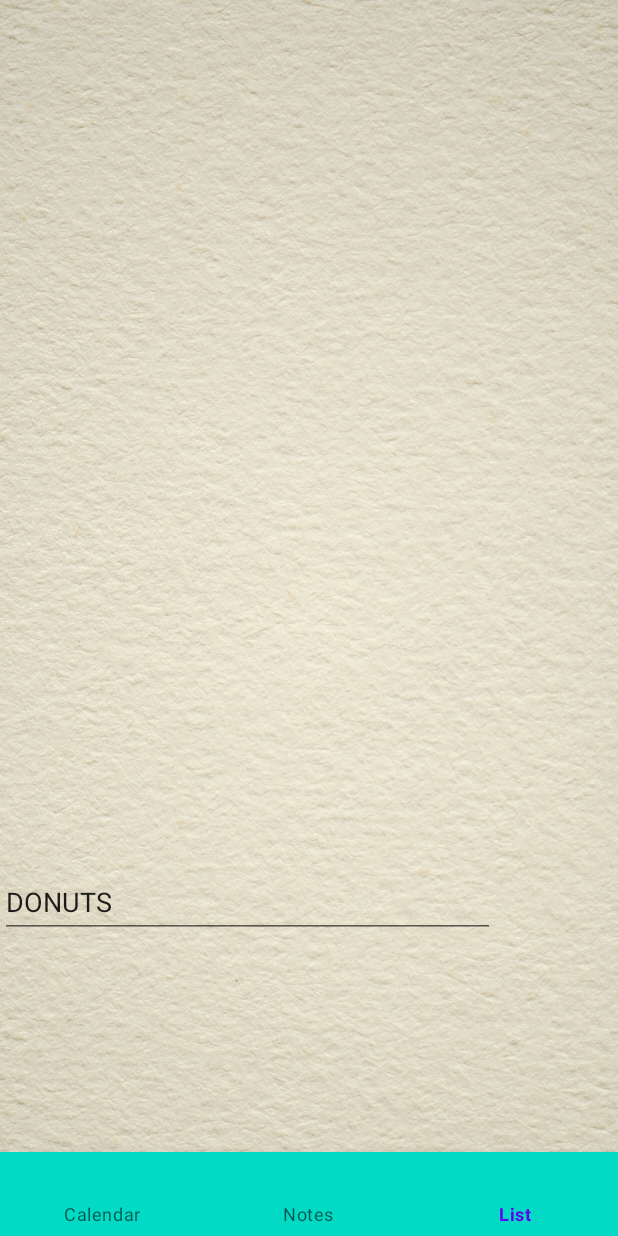
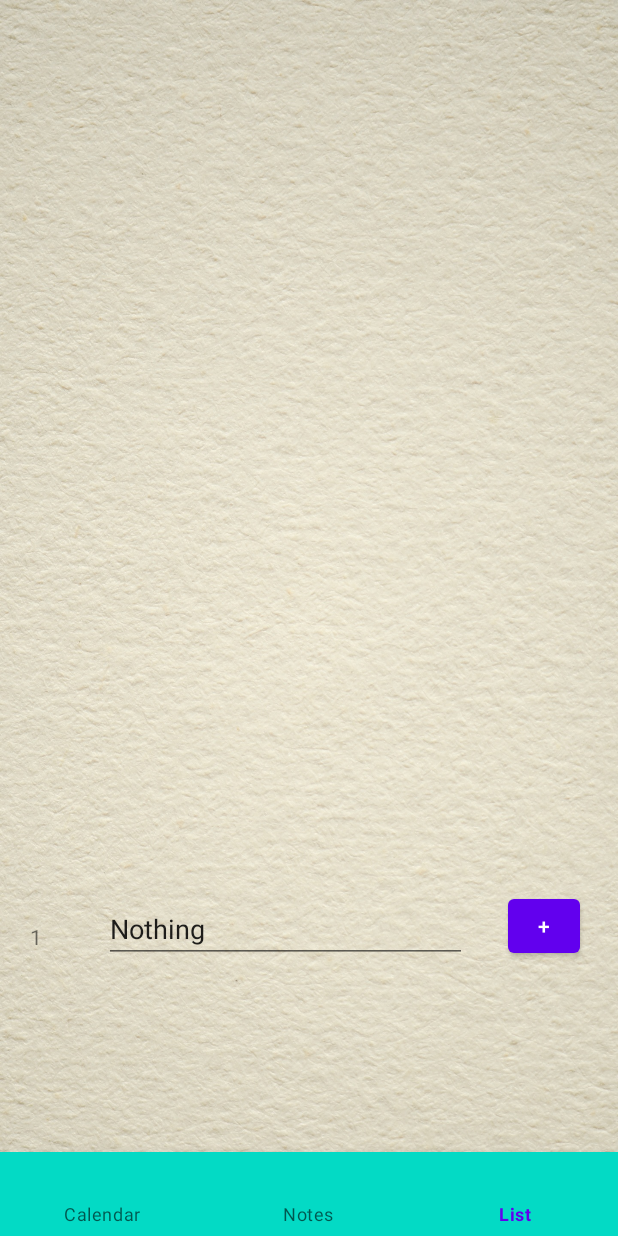
Before and after one commit to Lirika19/Practic, an Android app: the screen it shows after launch (MainActivity), item 3 of the bottom bar chosen, on a phone screen of 412 x 824 dp. Run offline under Robolectric (Android 15) with nearby library versions, the phone set to English and light mode, and no system bars; our stand-ins replace Room's generated code, data binding, navigation-ui.

Commit message:
1.2 Notes UI + DB

```diff
--- a/app/src/main/java/com/pop/practic/repository/Repository.java
+++ b/app/src/main/java/com/pop/practic/repository/Repository.java
@@ -2,10 +2,18 @@ package com.pop.practic.repository;
 
 import android.content.Context;
 
+import androidx.annotation.NonNull;
+import androidx.annotation.Nullable;
 import androidx.room.Room;
 
 import com.pop.practic.repository.room.notes.Note;
 import com.pop.practic.repository.room.notes.NoteDB;
+
+import java.util.ArrayList;
+import java.util.Collection;
+import java.util.Iterator;
+import java.util.List;
+import java.util.ListIterator;
 
 public class Repository {
     private Context context;
@@ -13,8 +21,13 @@ public class Repository {
     public Repository(Context context){
         this.context = context;
         noteDB = Room.databaseBuilder(context,NoteDB.class, "database-name").allowMainThreadQueries().build();
-        Note note = new Note();
-        note.title="DONUTS";
+        Note note =  new Note();
+        List<Note> notes = new ArrayList<>() ;
+        notes = noteDB.noteDAO().getByTitle("Nothing");
+        for (Note n:notes){
+            noteDB.noteDAO().deleteNote(n);
+        }
+        note.title ="Nothing";
         noteDB.noteDAO().insertAll(note);
     }
 
--- a/app/src/main/java/com/pop/practic/repository/room/notes/NoteDAO.java
+++ b/app/src/main/java/com/pop/practic/repository/room/notes/NoteDAO.java
@@ -19,6 +19,9 @@ public interface NoteDAO {
     @Query("SELECT * FROM note")
     List<Note> getAll();
 
+    @Query("SELECT * FROM note WHERE title IN(:title)")
+    List<Note> getByTitle(String title);
+
     @Update
     public void updateUsers(Note... notes);
 }
--- a/app/src/main/java/com/pop/practic/ui/list/adapters/NotesAdapter.java
+++ b/app/src/main/java/com/pop/practic/ui/list/adapters/NotesAdapter.java
@@ -1,6 +1,7 @@
 package com.pop.practic.ui.list.adapters;
 
 import android.content.Context;
+import android.util.Log;
 import android.view.LayoutInflater;
 import android.view.View;
 import android.view.ViewGroup;
@@ -21,12 +22,14 @@ public class NotesAdapter extends RecyclerView.Adapter<NotesAdapter.ViewHolder>
 
     Repository repository;
     public static class ViewHolder extends RecyclerView.ViewHolder {
+        private final TextView getTextView;
         private final TextView textView;
         private final Button button;
         public ViewHolder(View view) {
             super(view);
             button  = view.findViewById(R.id.item_row_note_button);
-            textView = view.findViewById(R.id.item_row_note_edit_text);
+            getTextView = view.findViewById(R.id.item_row_note_edit_text);
+            textView = view.findViewById(R.id.textView);
         }
 
         public TextView getTextView() {
@@ -35,11 +38,13 @@ public class NotesAdapter extends RecyclerView.Adapter<NotesAdapter.ViewHolder>
         public Button getButton() {
             return button;
         }
+        public TextView getGetTextView() { return getTextView; }
     }
 
     public NotesAdapter(Repository repository) {
         notes = repository.getNoteDB().noteDAO().getAll();
         this.repository=repository;
+
     }
 
     // Create new views (invoked by the layout manager)
@@ -58,20 +63,23 @@ public class NotesAdapter extends RecyclerView.Adapter<NotesAdapter.ViewHolder>
     @Override
     public void onBindViewHolder(ViewHolder viewHolder, final int position) {
 
-        viewHolder.getTextView().setText(notes.get(position).title);
-        if (position == notes.size()+1) {
+        viewHolder.getGetTextView().setText(notes.get(position).title);
+        Log.i("LOX", "NotesAdapter: "+ notes.get(position).title);
+        if (position == notes.size()) {
+            viewHolder.getTextView().setVisibility(View.INVISIBLE);
             viewHolder.getButton().setVisibility(View.VISIBLE);
             viewHolder.getButton().setOnClickListener(view -> {
                 Note note = new Note();
-                note.title = (String) viewHolder.getTextView().getText();
+                note.title = (String) viewHolder.getTextView().getText().toString();
                 repository.getNoteDB().noteDAO().insertAll(note);
                 repository.getNoteDB().noteDAO().updateUsers();
             });
         }
+
     }
 
     @Override
     public int getItemCount() {
-        return notes.size()+1;
+        return notes.size();
     }
 }
--- a/app/src/main/res/layout/activity_main.xml
+++ b/app/src/main/res/layout/activity_main.xml
@@ -4,7 +4,7 @@
         xmlns:app="http://schemas.android.com/apk/res-auto"
         xmlns:tools="http://schemas.android.com/tools"
         android:layout_width="fill_parent"
-        android:layout_height="fill_parent"
+        android:layout_height="wrap_content"
         android:background="@drawable/backgraund"
         android:orientation="vertical"
         tools:context=".ui.MainActivity">
--- a/app/src/main/res/layout/item_row_note_full.xml
+++ b/app/src/main/res/layout/item_row_note_full.xml
@@ -1,36 +1,45 @@
 <?xml version="1.0" encoding="utf-8"?>
 <layout xmlns:android="http://schemas.android.com/apk/res/android"
+    xmlns:app="http://schemas.android.com/apk/res-auto"
     xmlns:tools="http://schemas.android.com/tools">
 
+
     <LinearLayout
-        android:layout_width="match_parent"
-        android:layout_height="match_parent"
-        android:orientation="horizontal">
+        android:id="@+id/linearLayout"
+        android:layout_height="wrap_content" android:layout_width="match_parent">
 
-        <LinearLayout
-            android:layout_weight="0.2"
-            android:layout_width="match_parent"
-            android:layout_height="wrap_content">
 
-            <com.google.android.material.textfield.TextInputEditText
-                android:id="@+id/item_row_note_edit_text"
-                android:layout_width="match_parent"
-                android:layout_height="wrap_content"
-                android:minHeight="48dp"
-                tools:ignore="SpeakableTextPresentCheck" />
-        </LinearLayout>
+        <TextView
+            android:id="@+id/textView"
+            android:layout_width="wrap_content"
+            android:layout_height="48dp"
+            android:layout_marginStart="20dp"
+            android:layout_marginTop="23dp"
+            android:layout_marginEnd="31dp"
+            android:layout_marginBottom="660dp"
+            android:text="1" />
 
-        <LinearLayout
-            android:layout_weight="0.8"
-            android:layout_width="match_parent"
-            android:layout_height="wrap_content">
+        <com.google.android.material.textfield.TextInputEditText
+            android:id="@+id/item_row_note_edit_text"
+            android:layout_width="242dp"
+            android:layout_height="41dp"
+            android:layout_marginStart="10dp"
+            android:layout_marginTop="23dp"
+            android:layout_marginEnd="21dp"
+            android:layout_marginBottom="667dp"
+            android:maxWidth="200dp"
+            android:minWidth="150dp"
+            android:minHeight="48dp" />
 
-            <androidx.appcompat.widget.AppCompatButton
-                android:id="@+id/item_row_note_button"
-                android:layout_width="match_parent"
-                android:text="+"
-                android:layout_height="wrap_content"
-                android:visibility="invisible" />
-        </LinearLayout>
+        <com.google.android.material.button.MaterialButton
+            android:id="@+id/item_row_note_button"
+            android:layout_width="48dp"
+            android:layout_height="48dp"
+            android:layout_marginStart="6dp"
+            android:layout_marginTop="16dp"
+            android:layout_marginBottom="667dp"
+            android:text="+"
+            android:visibility="visible" />
+
     </LinearLayout>
 </layout>
```
